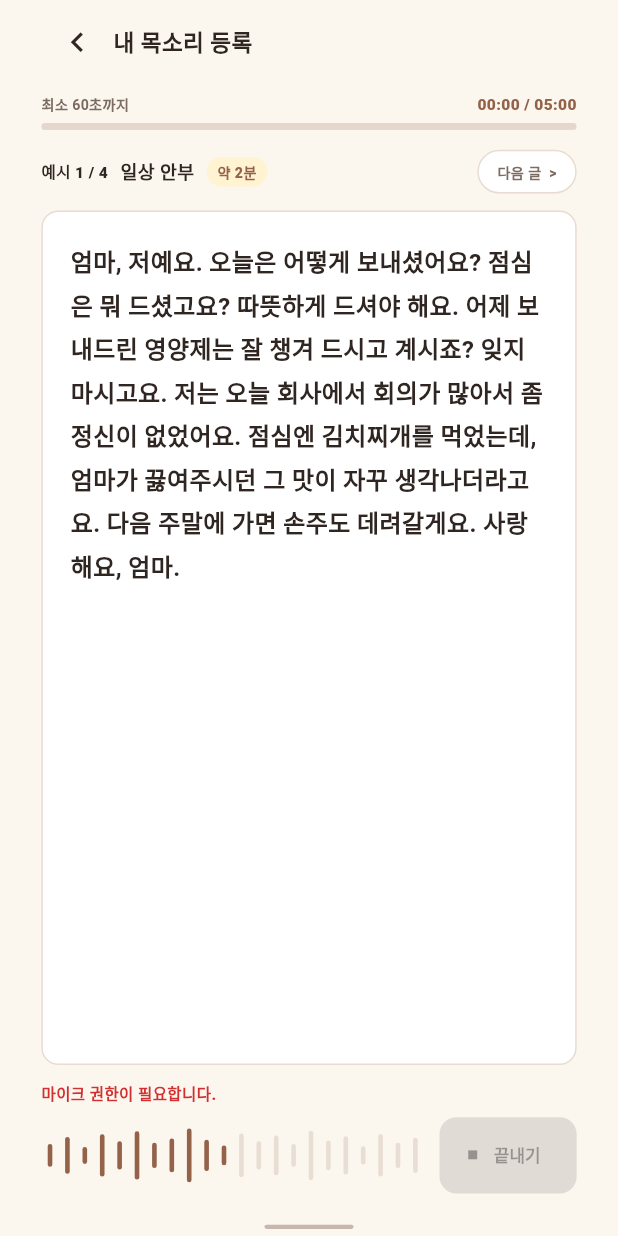
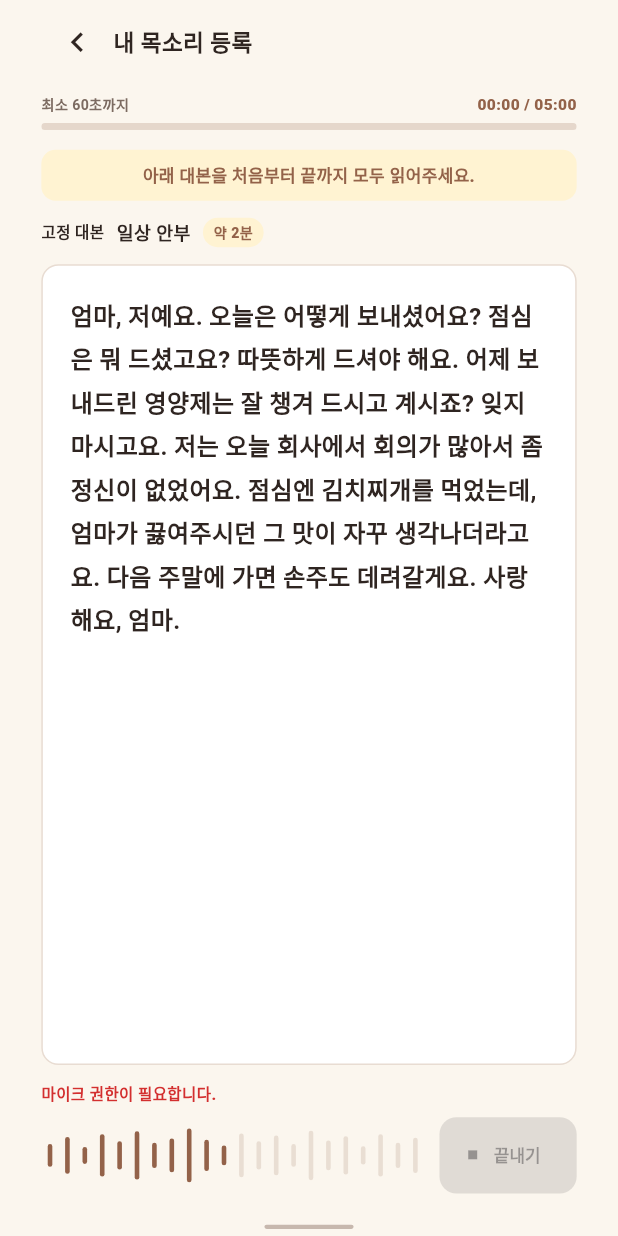
Before and after one commit to Hanium-Remory/Hanium-Remory-FE, a Flutter app: the VoiceRecordingScreen screen opened directly with empty values, on a phone screen of 412 x 824 dp. Run offline on Flutter 3.47's test engine with Material 3 defaults, Android fonts, the phone set to English and light mode, and no system bars; our stand-ins replace audioplayers, firebase_auth, firebase_core, flutter_screenutil, image_picker, share_plus and 1 more; missing offline and left inert: passkeys, record; accounts and stored records are empty; Roboto replaces fonts that are missing (Pretendard).

Commit message:
fix: use a fixed voice recording script

```diff
--- a/lib/8. vocie/voice_record_flow.dart
+++ b/lib/8. vocie/voice_record_flow.dart
@@ -189,11 +189,7 @@ class _VoiceRecordFlowState extends State<VoiceRecordFlow> {
   Widget build(BuildContext context) {
     final pages = [
       VoiceIntroScreen(onStart: _next, elderName: _elderName),
-      VoiceRecordingScreen(
-        onBack: _back,
-        onDone: _finishRecording,
-        scriptIndex: 0,
-      ),
+      VoiceRecordingScreen(onBack: _back, onDone: _finishRecording),
       VoiceCheckScreen(
         onBack: _back,
         onRetry: _restartRecording,
@@ -325,12 +321,10 @@ class VoiceRecordingScreen extends StatefulWidget {
     super.key,
     required this.onBack,
     required this.onDone,
-    required this.scriptIndex,
   });
 
   final VoidCallback onBack;
   final void Function(int seconds, Uint8List audio) onDone;
-  final int scriptIndex;
 
   @override
   State<VoiceRecordingScreen> createState() => _VoiceRecordingScreenState();
@@ -353,19 +347,12 @@ class _VoiceRecordingScreenState extends State<VoiceRecordingScreen> {
   Completer<void>? _audioDone;
   Timer? _timer;
   int _seconds = 0;
-  int _scriptIndex = 0;
   bool _isRecording = false;
   bool _isStopping = false;
   String? _recordingError;
 
-  static const _scripts = [
-    '엄마, 저예요. 오늘은 어떻게 보내셨어요? 점심은 뭐 드셨고요? 따뜻하게 드셔야 해요. 어제 보내드린 영양제는 잘 챙겨 드시고 계시죠? 잊지 마시고요. 저는 오늘 회사에서 회의가 많아서 좀 정신이 없었어요. 점심엔 김치찌개를 먹었는데, 엄마가 끓여주시던 그 맛이 자꾸 생각나더라고요. 다음 주말에 가면 손주도 데려갈게요. 사랑해요, 엄마.',
-    '엄마, 작년 가을에 우리 같이 갔던 그 공원 기억나세요? 단풍이 정말 예뻤잖아요. 거기서 도시락도 먹고 사진도 많이 찍었었지요. 엄마가 싸 주신 김밥을 손주가 다섯 개나 먹었잖아요. 햇살이 따뜻하고 바람도 살랑살랑 불어서 참 좋았어요.',
-    '엄마, 오늘 아침에는 날씨가 참 맑았어요. 창문을 열어 놓으니 시원한 바람이 들어오더라고요. 엄마도 식사 잘 챙겨 드시고 잠깐 산책해 보세요. 무리하지 마시고 천천히 다녀오세요.',
-    '엄마, 이번 주말에는 가족들이 함께 찾아갈게요. 맛있는 것도 준비하고 옛날 사진도 같이 볼까요? 손주가 할머니께 보여드릴 그림을 열심히 그리고 있어요. 곧 만나서 즐겁게 이야기 나눠요.',
-  ];
-
-  static const _scriptTitles = ['일상 안부', '옛 추억', '아침 인사', '가족 약속'];
+  static const _script =
+      '엄마, 저예요. 오늘은 어떻게 보내셨어요? 점심은 뭐 드셨고요? 따뜻하게 드셔야 해요. 어제 보내드린 영양제는 잘 챙겨 드시고 계시죠? 잊지 마시고요. 저는 오늘 회사에서 회의가 많아서 좀 정신이 없었어요. 점심엔 김치찌개를 먹었는데, 엄마가 끓여주시던 그 맛이 자꾸 생각나더라고요. 다음 주말에 가면 손주도 데려갈게요. 사랑해요, 엄마.';
 
   @override
   void initState() {
@@ -506,7 +493,6 @@ class _VoiceRecordingScreenState extends State<VoiceRecordingScreen> {
 
   @override
   Widget build(BuildContext context) {
-    final script = _scripts[_scriptIndex];
     final progress = (_seconds / 300).clamp(0.0, 1.0);
 
     return Scaffold(
@@ -544,11 +530,29 @@ class _VoiceRecordingScreenState extends State<VoiceRecordingScreen> {
                 ),
               ),
               SizedBox(height: 14.h),
+              Container(
+                width: double.infinity,
+                padding: EdgeInsets.symmetric(horizontal: 12.w, vertical: 9.h),
+                decoration: BoxDecoration(
+                  color: _softYellow,
+                  borderRadius: BorderRadius.circular(10.r),
+                ),
+                child: Text(
+                  '아래 대본을 처음부터 끝까지 모두 읽어주세요.',
+                  textAlign: TextAlign.center,
+                  style: TextStyle(
+                    fontSize: 12.sp,
+                    color: _brown,
+                    fontWeight: FontWeight.w900,
+                  ),
+                ),
+              ),
+              SizedBox(height: 12.h),
               Row(
                 children: [
-                  Text('예시 ${_scriptIndex + 1} / 4', style: _label()),
+                  Text('고정 대본', style: _label()),
                   SizedBox(width: 8.w),
-                  Text(_scriptTitles[_scriptIndex], style: _label(size: 13.sp)),
+                  Text('일상 안부', style: _label(size: 13.sp)),
                   Container(
                     margin: EdgeInsets.only(left: 8.w),
                     padding: EdgeInsets.symmetric(
@@ -562,25 +566,6 @@ class _VoiceRecordingScreenState extends State<VoiceRecordingScreen> {
                     child: Text('약 2분', style: _tiny(color: _brown)),
                   ),
                   const Spacer(),
-                  GestureDetector(
-                    onTap: () {
-                      setState(() {
-                        _scriptIndex = (_scriptIndex + 1) % _scripts.length;
-                      });
-                    },
-                    child: Container(
-                      padding: EdgeInsets.symmetric(
-                        horizontal: 12.w,
-                        vertical: 7.h,
-                      ),
-                      decoration: BoxDecoration(
-                        color: Colors.white,
-                        borderRadius: BorderRadius.circular(99.r),
-                        border: Border.all(color: _line),
-                      ),
-                      child: Text('다음 글  >', style: _tiny(color: _muted)),
-                    ),
-                  ),
                 ],
               ),
               SizedBox(height: 12.h),
@@ -596,7 +581,7 @@ class _VoiceRecordingScreenState extends State<VoiceRecordingScreen> {
                   child: SingleChildScrollView(
                     physics: const BouncingScrollPhysics(),
                     child: Text(
-                      script,
+                      _script,
                       style: TextStyle(
                         fontSize: 17.sp,
                         height: 1.72,
@@ -622,10 +607,7 @@ class _VoiceRecordingScreenState extends State<VoiceRecordingScreen> {
               Row(
                 children: [
                   Expanded(
-                    child: _Waveform(
-                      active: _isRecording,
-                      levels: _levels,
-                    ),
+                    child: _Waveform(active: _isRecording, levels: _levels),
                   ),
                   SizedBox(width: 10.w),
                   SizedBox(
@@ -729,9 +711,9 @@ class _VoiceCheckScreenState extends State<VoiceCheckScreen> {
     } catch (error) {
       if (!mounted) return;
       setState(() => _isPlaying = false);
-      ScaffoldMessenger.of(context).showSnackBar(
-        SnackBar(content: Text('재생하지 못했어요: $error')),
-      );
+      ScaffoldMessenger.of(
+        context,
+      ).showSnackBar(SnackBar(content: Text('재생하지 못했어요: $error')));
     }
   }
 
@@ -992,9 +974,7 @@ class _Header extends StatelessWidget {
                 onBack ??
                 () => Navigator.of(context, rootNavigator: true)
                     .pushAndRemoveUntil(
-                      MaterialPageRoute(
-                        builder: (_) => const MainShell(),
-                      ),
+                      MaterialPageRoute(builder: (_) => const MainShell()),
                       (_) => false,
                     ),
             icon: Icon(Icons.chevron_left, size: 28.sp, color: _dark),
```
